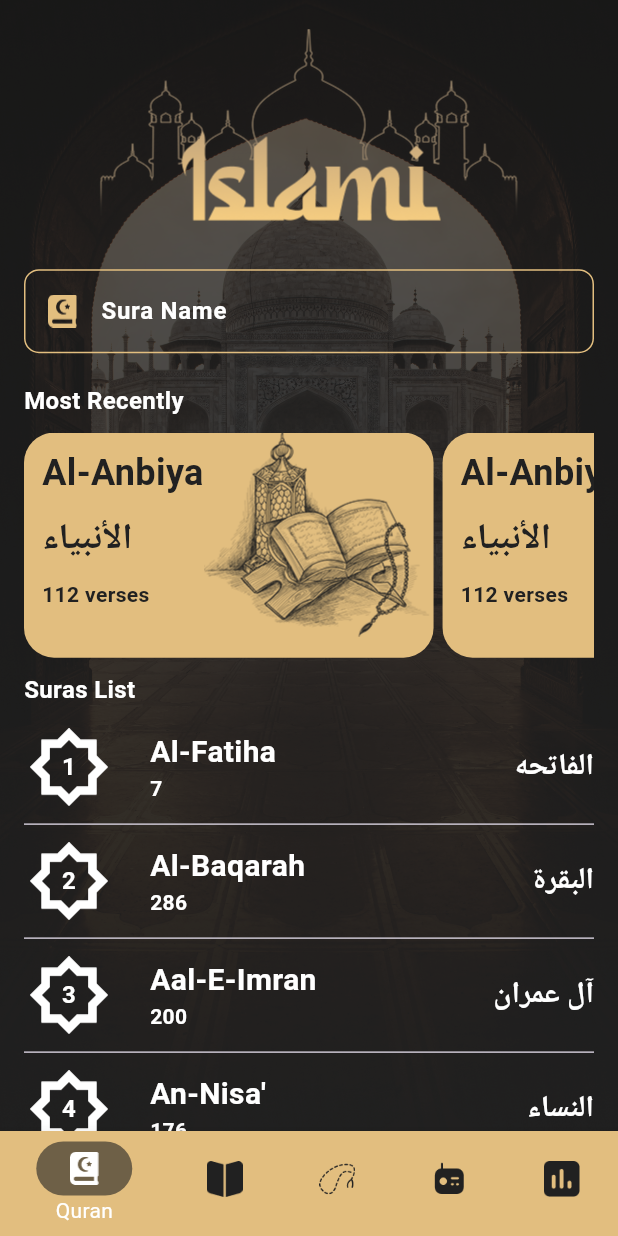
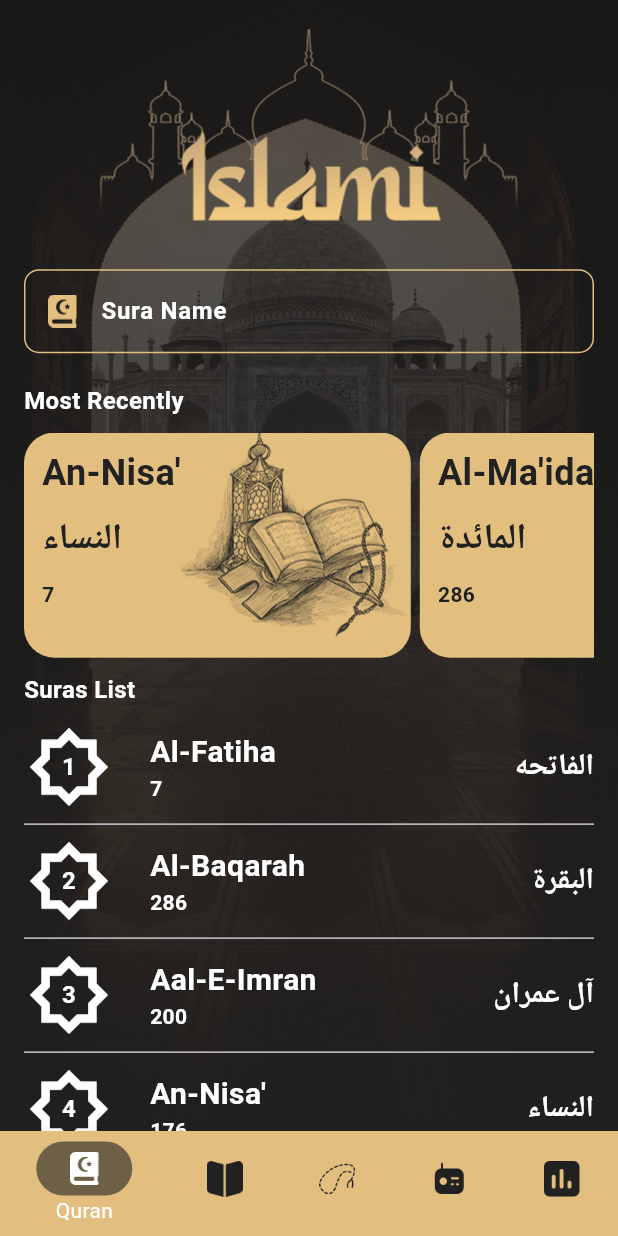
Before and after one commit to MayadaALMaghribi/Islami, a Flutter app: the HomeScreen screen opened directly, on a phone screen of 412 x 824 dp. Run offline on Flutter 3.47's test engine with Material 3 defaults, Android fonts, the phone set to English and light mode, and no system bars; our stand-ins replace carousel_slider, smooth_page_indicator; Roboto replaces fonts that are missing (JannaLT).

Commit message:
most_recent_sura are done

```diff
--- a/lib/feature/Quran/qran_screen.dart
+++ b/lib/feature/Quran/qran_screen.dart
@@ -31,16 +31,7 @@ class QranScreen extends StatelessWidget {
             SizedBox(height: 20),
             Text("Most Recently", style: AppTextStyles.white16Bold),
             SizedBox(height: 10),
-            SizedBox(
-              height: 150,
-              child: ListMostRecently(
-                mostRecentlySuraDM: MostRecentlySuraDM(
-                  suraNameEn: "Al-Anbiya",
-                  suraNameAr: "الأنبياء",
-                  verses: "112 verses",
-                ),
-              ),
-            ),
+            SizedBox(height: 150, child: ListMostRecently()),
             SizedBox(height: 10),
             Text("Suras List", style: AppTextStyles.white16Bold),
             SizedBox(height: 10),
--- a/lib/feature/Quran/widgets/build_card_most_recently.dart
+++ b/lib/feature/Quran/widgets/build_card_most_recently.dart
@@ -1,15 +1,26 @@
 import 'package:flutter/material.dart';
 import 'package:islami/core/utils/app_assets.dart';
 import 'package:islami/core/utils/app_colors.dart';
+import 'package:islami/core/utils/app_routes.dart';
 import 'package:islami/core/utils/app_text_styles.dart';
 import 'package:islami/feature/Quran/model/most_recently_sura_dm.dart';
+import 'package:islami/feature/Quran/model/sura_data_model.dart';
 
 class BuildCardMostRecently extends StatelessWidget {
-  const BuildCardMostRecently(this.mostSuraDM, {super.key});
+  const BuildCardMostRecently({
+    required this.sura,
+    required this.mostSuraDM,
+    super.key,
+  });
   final MostRecentlySuraDM mostSuraDM;
+  final SuraDataModel sura;
   @override
   Widget build(BuildContext context) {
-    return Container(
+    return InkWell(
+      onTap: () {
+        Navigator.push(context, AppRoutes.detailsSuraPage(sura));
+      },
+      child: Container(
         padding: EdgeInsets.only(left: 12),
         decoration: BoxDecoration(
           color: AppColors.gold,
@@ -33,6 +44,7 @@ class BuildCardMostRecently extends StatelessWidget {
             Image.asset(AppAssets.imgMostRecent),
           ],
         ),
+      ),
     );
   }
 }
--- a/lib/feature/Quran/widgets/list_most_recently.dart
+++ b/lib/feature/Quran/widgets/list_most_recently.dart
@@ -1,19 +1,29 @@
 import 'package:flutter/material.dart';
+import 'package:islami/core/utils/app_constants.dart';
 import 'package:islami/feature/Quran/model/most_recently_sura_dm.dart';
+import 'package:islami/feature/Quran/model/sura_data_model.dart';
 import 'package:islami/feature/Quran/widgets/build_card_most_recently.dart';
 
 class ListMostRecently extends StatelessWidget {
-  const ListMostRecently({required this.mostRecentlySuraDM, super.key});
-  final MostRecentlySuraDM mostRecentlySuraDM;
+  const ListMostRecently({super.key});
+
   @override
   Widget build(BuildContext context) {
     return ListView.builder(
       scrollDirection: Axis.horizontal,
+
       itemCount: 12,
       itemBuilder: (context, index) {
         return Padding(
           padding: const EdgeInsets.only(right: 6),
-          child: BuildCardMostRecently(mostRecentlySuraDM),
+          child: BuildCardMostRecently(
+            sura: suras[index + 3],
+            mostSuraDM: MostRecentlySuraDM(
+              suraNameAr: suras[index + 3].suraNameAr,
+              suraNameEn: suras[index + 3].suraNameEn,
+              verses: suras[index].verses,
+            ),
+          ),
         );
       },
     );
```
Lines whose indentation alone changed are shown as unchanged.
